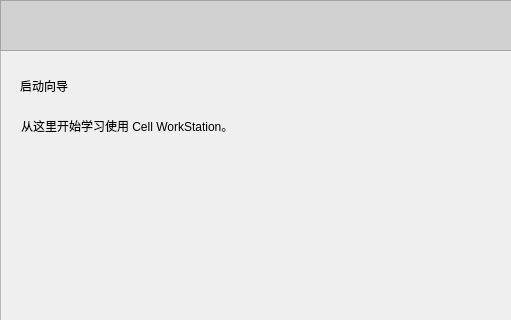
This is Forms/guidedialog.ui in elexenon/Cell as Qt 5 draws it before an edit; both pictures show x 0 to 511 and y 0 to 320 of the 776 by 533 pixel window. The edited form follows.
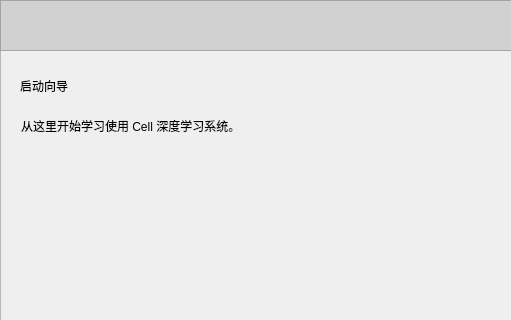
This is the edited form. Icons and pictures are not drawn.

```diff
--- a/Forms/guidedialog.ui
+++ b/Forms/guidedialog.ui
@@ -111,7 +111,7 @@
      </rect>
     </property>
     <property name="text">
-     <string>从这里开始学习使用 Cell WorkStation。</string>
+     <string>从这里开始学习使用 Cell 深度学习系统。</string>
     </property>
    </widget>
    <widget class="QFrame" name="frame_3">
```
